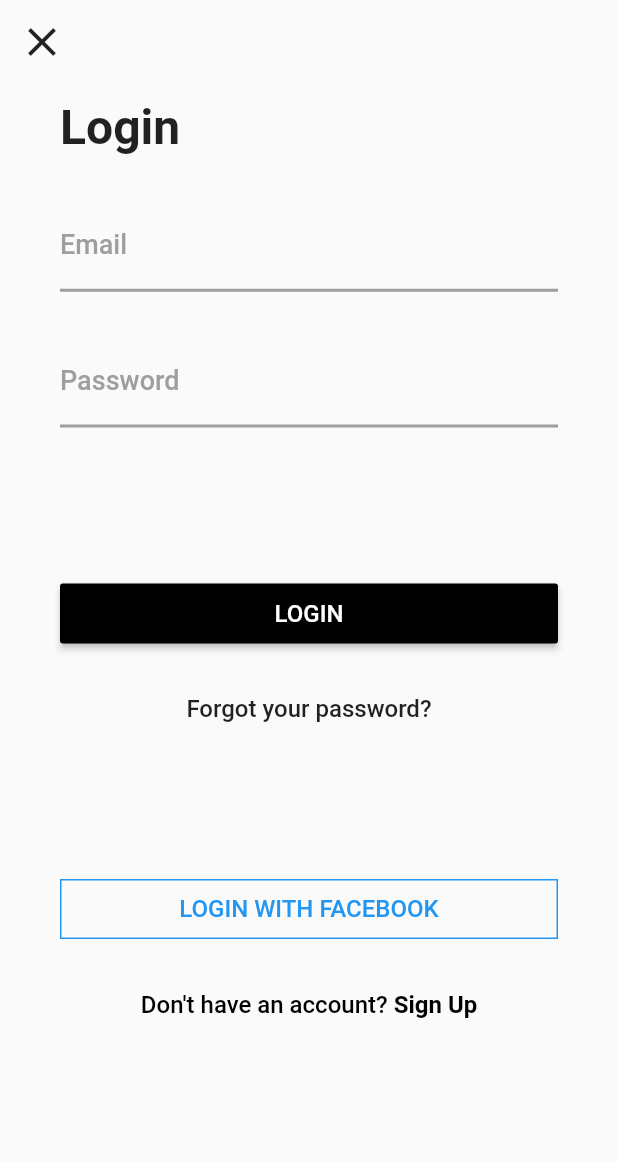
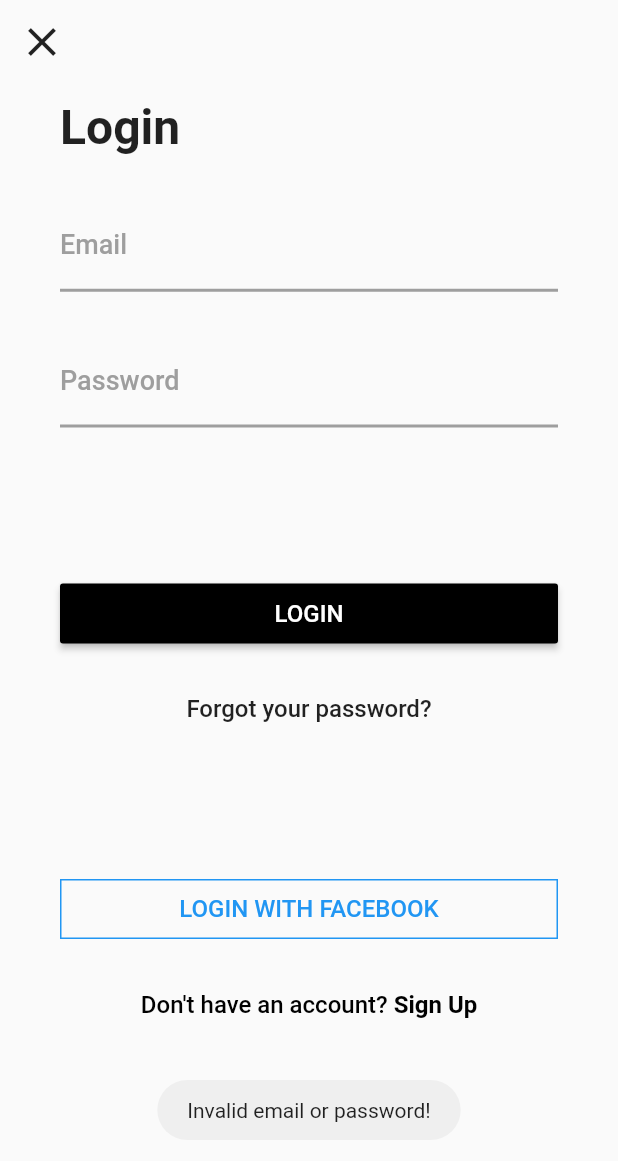
Before and after one commit to farhanaahmed/practice_project_hatil, a Flutter app: the LoginScreen screen opened directly, after a tap on "LOGIN", on a phone screen of 412 x 824 dp. Shown: the top 1161 px of the screen. Run offline on Flutter 3.47's test engine with Material 2 defaults, Android fonts, the phone set to English and light mode, and no system bars; our stand-ins replace fluttertoast.

Commit message:
update login page

```diff
--- a/lib/module/auth/login/login_screen.dart
+++ b/lib/module/auth/login/login_screen.dart
@@ -1,6 +1,8 @@
 import 'package:flutter/cupertino.dart';
 import 'package:flutter/gestures.dart';
 import 'package:flutter/material.dart';
+import 'package:fluttertoast/fluttertoast.dart';
+import 'package:practice_project_hatil/module/home/home_screen.dart';
 import 'package:practice_project_hatil/module/splash/splash_screen.dart';
 
 class LoginScreen extends StatefulWidget {
@@ -95,7 +97,35 @@ class _LoginScreenState extends State<LoginScreen> {
               height: 100,
             ),
             MaterialButton(
-              onPressed: () {},
+              onPressed: () {
+                // print(_emailController.text);
+                // print(_passwordController.text);
+                FocusManager.instance.primaryFocus?.unfocus();
+                if (_emailController.text == _email &&
+                    _passwordController.text == _password) {
+                  Navigator.pushAndRemoveUntil(
+                    context,
+                    MaterialPageRoute(
+                      builder: (context) => HomeScreen(),
+                    ),
+                    (route) => false,
+                  );
+                  //   //       Widget goToHome(BuildContext context) {
+                  //   // return HomeScreen();
+                  //   // }
+                } else {
+                  //print("Invalid email or password!");
+                  Fluttertoast.showToast(
+                    msg: "Invalid email or password!",
+                    toastLength: Toast.LENGTH_SHORT,
+                    // gravity: ToastGravity.CENTER,
+                    // timeInSecForIosWeb: 1,
+                    // backgroundColor: Colors.red,
+                    // textColor: Colors.white,
+                    // fontSize: 16.0
+                  );
+                }
+              },
               minWidth: double.infinity,
               height: 40,
               color: Colors.black,
--- a/pubspec.yaml
+++ b/pubspec.yaml
@@ -34,6 +34,7 @@ dependencies:
   # The following adds the Cupertino Icons font to your application.
   # Use with the CupertinoIcons class for iOS style icons.
   cupertino_icons: ^1.0.2
+  fluttertoast: ^8.1.1
 
 dev_dependencies:
   flutter_test:
```
Also changed, not shown: lib/module/home/home_screen.dart (added, +19 -0 lines), pubspec.lock, 1 other file.
